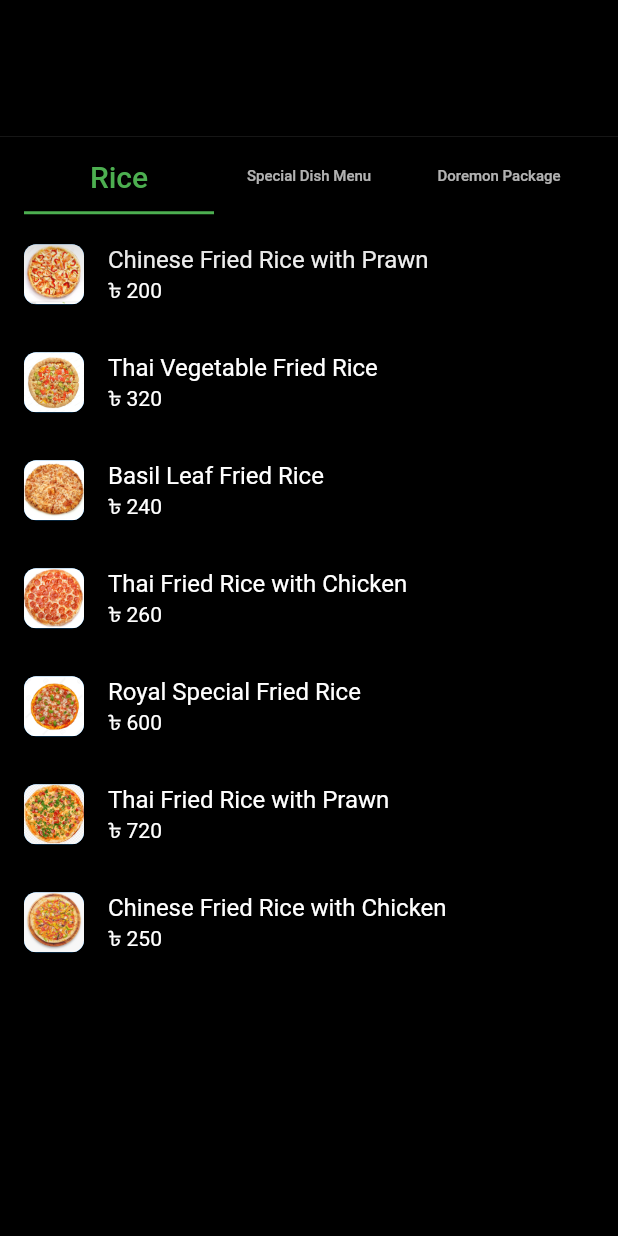
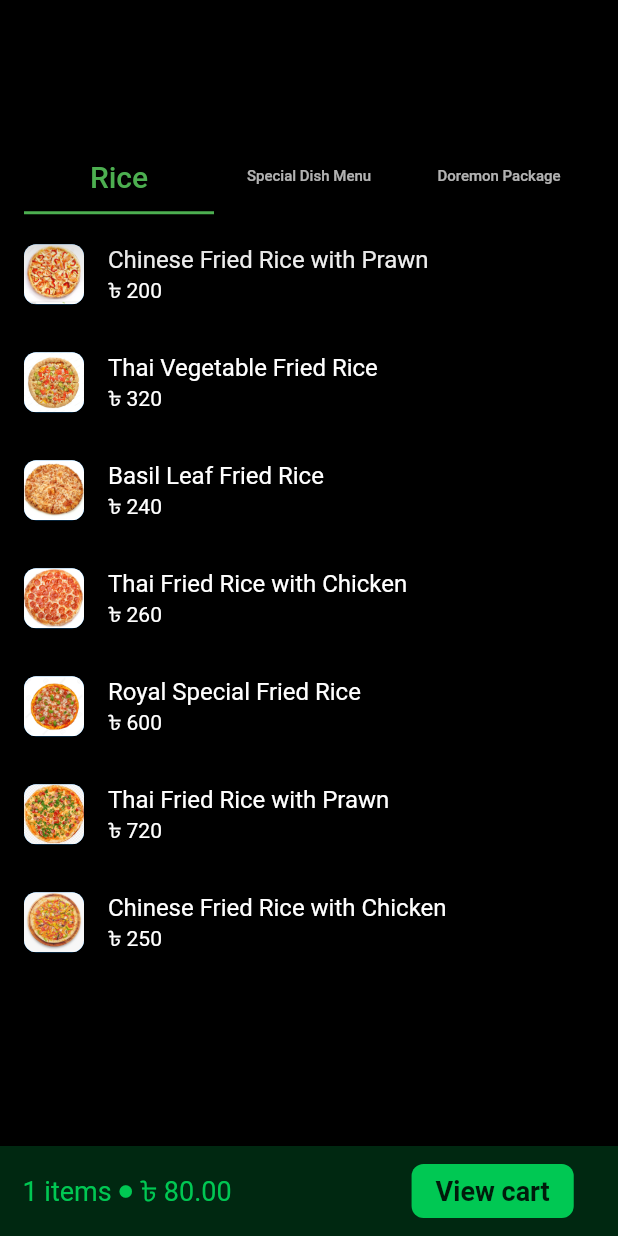
Before and after one commit to AbdullahAlMamun2021/royal_cuisine, a Flutter app: the screen it shows after launch, scrolled down 2304 dp, on a phone screen of 412 x 824 dp. Run offline on Flutter 3.47's test engine with Material 2 defaults, Android fonts, the phone set to English and light mode, and no system bars; our stand-ins replace carousel_slider.

```diff
--- /dev/null
+++ b/lib/cart.dart
@@ -0,0 +1,45 @@
+
+import 'package:flutter/cupertino.dart';
+import 'package:flutter/material.dart';
+import 'package:royal_cuisine/constants.dart';
+
+import 'Screens/first_screen.dart';
+
+
+class Cart extends StatefulWidget {
+  @override
+  _CartState createState() => _CartState();
+}
+
+class _CartState extends State<Cart> {
+  int _currentIndex=0;
+  final ttabs=[
+    FirstScreen(),
+    Center(child: Text('home'),),
+    Center(child: Text('home'),),
+  ];
+  @override
+  Widget build(BuildContext context) {
+
+    return Scaffold(
+          backgroundColor: Colors.black,
+      body:ttabs[_currentIndex],
+     bottomNavigationBar: Container(
+       height: 60,
+       color:greenColor.withOpacity(0.2) ,
+     child: Row(children: [
+       SizedBox(width: 15,),
+       Text('1 items ',style: TextStyle(color:greenColor,fontSize: 18),),
+       Icon(Icons.circle_rounded,size: 10,color: greenColor,),
+       Text(' ৳ 80.00',style: TextStyle(color:greenColor,fontSize: 18)),
+       SizedBox(width: 120,),
+       FlatButton(
+         shape: RoundedRectangleBorder(
+                  borderRadius: BorderRadius.circular(8.0)),
+         color: greenColor,
+         onPressed: (){}, child: Text("View cart",style: TextStyle(fontWeight: FontWeight.w600,fontSize: 18),))
+     ],),
+     ),
+    );
+  }
+}
--- a/lib/main.dart
+++ b/lib/main.dart
@@ -2,6 +2,7 @@
 import 'package:flutter/cupertino.dart';
 import 'package:flutter/material.dart';
 import 'package:royal_cuisine/Screens/first_screen.dart';
+import 'package:royal_cuisine/cart.dart';
 
 void main() {
   runApp(MyApp());
@@ -12,16 +13,20 @@ class MyApp extends StatelessWidget {
   @override
   Widget build(BuildContext context) {
     return MaterialApp(
+        initialRoute: "/",
+      routes: {
+        "/Second":(context)=>Cart(),
+      },
       title: 'Flutter Demo',
       theme: ThemeData(
         appBarTheme: AppBarTheme(
-
+          color: Colors.black
         ),
         scaffoldBackgroundColor: Colors.black,
         primarySwatch: Colors.green
       ),
       debugShowCheckedModeBanner: false,
-      home: FirstScreen(),
+      home: Cart(),
     );
   }
 }
```
